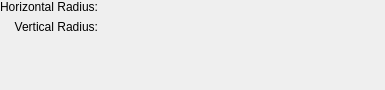
Old version of the form plugins/filters/blur/wdg_gaussian_blur.ui in the repository KDE/krita.
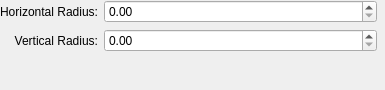
New version of the form. Custom widgets are drawn as their Qt base class.

Commit message:
ui: Fix Designer not rendering KisDoubleSliderSpinBox as QDoubleSpinBox
Part-of: <https://invent.kde.org/graphics/krita/-/merge_requests/1742>

Patch:
```diff
--- a/plugins/filters/blur/wdg_gaussian_blur.ui
+++ b/plugins/filters/blur/wdg_gaussian_blur.ui
@@ -130,7 +130,7 @@
   </customwidget>
   <customwidget>
    <class>KisDoubleSliderSpinBox</class>
-   <extends>QWidget</extends>
+   <extends>QDoubleSpinBox</extends>
    <header>kis_slider_spin_box.h</header>
    <container>1</container>
   </customwidget>
```
The commit also changes 54 other files.
